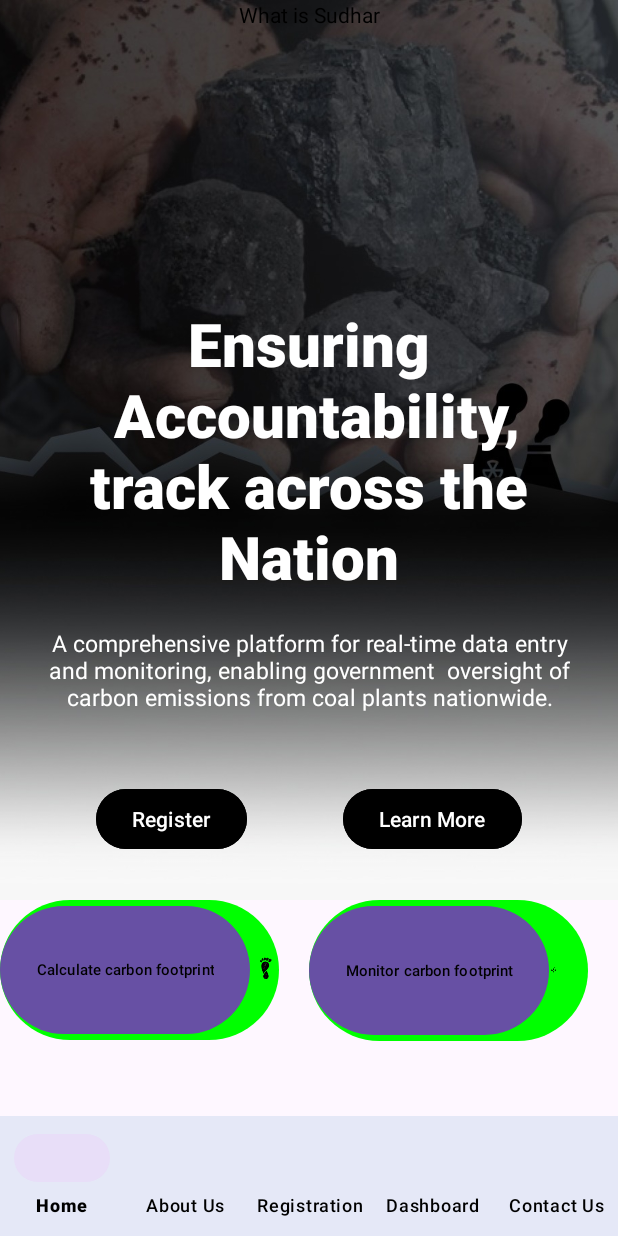
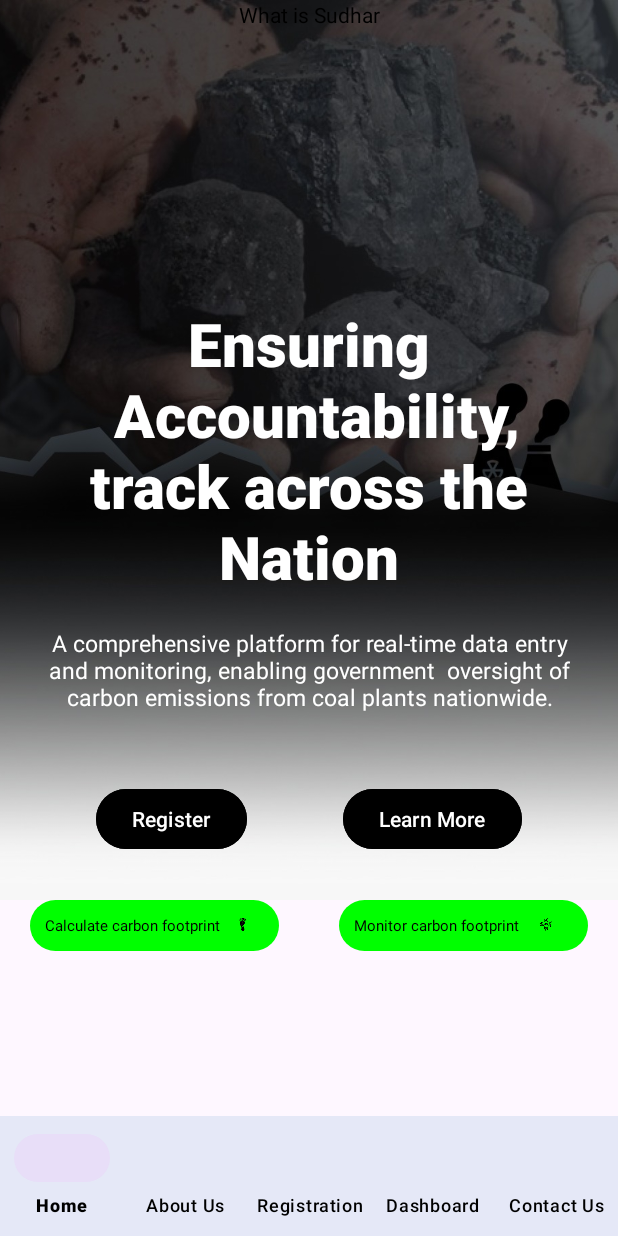
Before and after one commit to lakshya2006bhardwaj/Sudhar, an Android app: the screen it shows after launch (MainActivity), on a phone screen of 412 x 824 dp. Run offline under Robolectric (Android 15) with nearby library versions, the phone set to English and light mode, and no system bars; our stand-ins replace navigation-ui.

Commit message:
-Home UI

```diff
--- a/app/src/main/res/layout/fragment_home.xml
+++ b/app/src/main/res/layout/fragment_home.xml
@@ -56,12 +56,14 @@
             android:background="@drawable/green_rounded_bg"
             app:layout_constraintTop_toBottomOf="@id/viewPager"
             app:layout_constraintStart_toStartOf="parent"
+            android:padding="10dp"
+            android:layout_marginHorizontal="20dp"
             app:layout_constraintEnd_toStartOf="@id/monitorlayout"
             android:orientation="horizontal"
             >
-            <Button
+            <TextView
                 android:layout_width="wrap_content"
-                android:layout_height="match_parent"
+                android:layout_height="wrap_content"
                 android:text="Calculate carbon footprint"
                 android:textColor="@color/black"
                 android:textSize="10sp"
@@ -81,12 +83,13 @@
             app:layout_constraintTop_toBottomOf="@id/viewPager"
             app:layout_constraintStart_toEndOf="@id/calculatelayout"
             android:layout_marginHorizontal="20dp"
+            android:padding="10dp"
             app:layout_constraintEnd_toEndOf="parent"
             android:orientation="horizontal"
             >
-            <Button
+            <TextView
                 android:layout_width="wrap_content"
-                android:layout_height="match_parent"
+                android:layout_height="wrap_content"
                 android:text="Monitor carbon footprint"
                 android:textColor="@color/black"
                 android:textSize="10sp"
@@ -95,7 +98,6 @@
                 android:layout_width="wrap_content"
                 android:layout_height="match_parent"
                 android:src="@drawable/himecarbonmonitor"
-                android:layout_marginRight="20dp"
                 />
         </LinearLayout>
 
```
